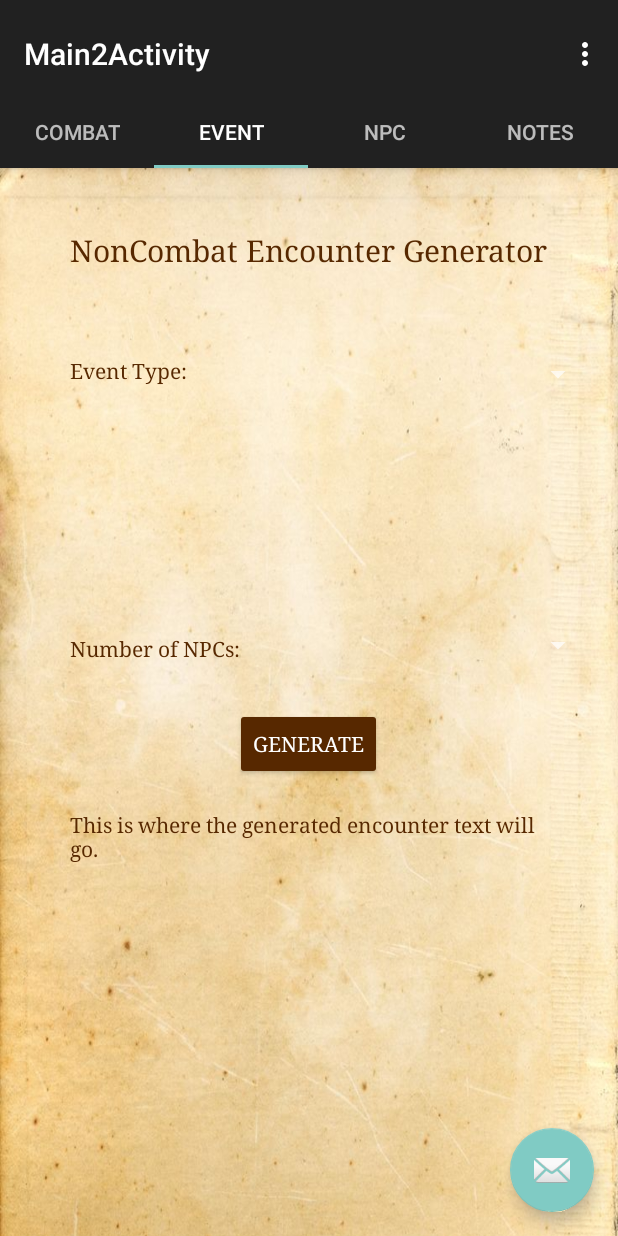
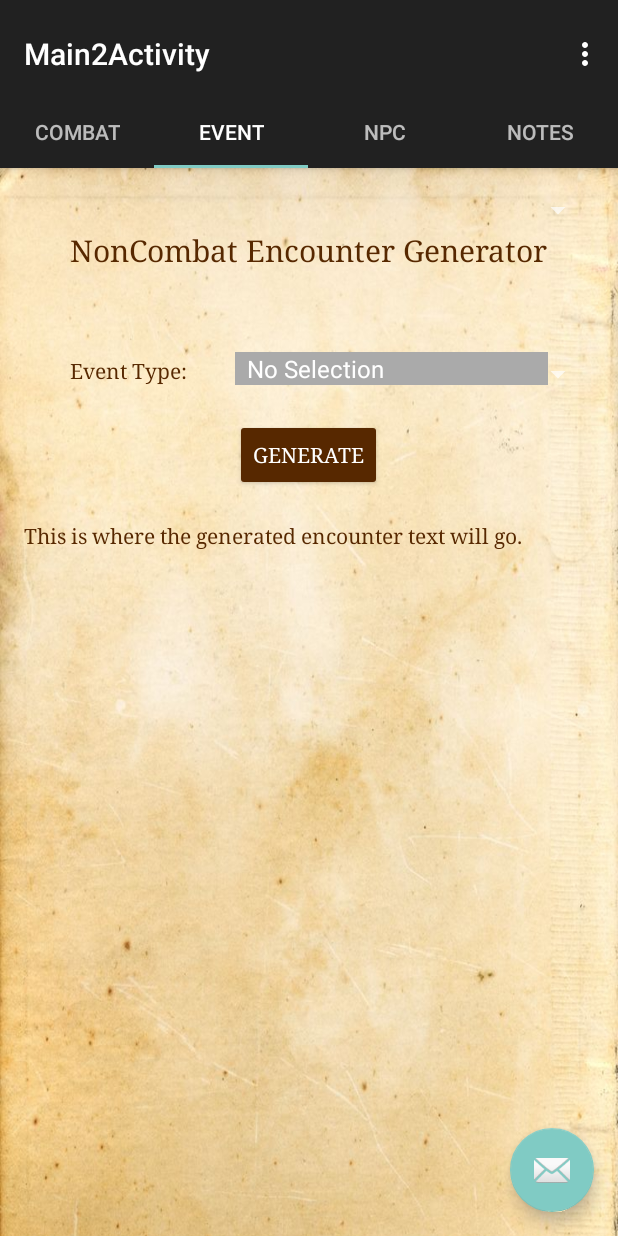
Before and after one commit to dangryan/The-Adventuring-Party-Planner, an Android app: the screen it shows after launch (Main2Activity), tab 2 chosen, on a phone screen of 412 x 824 dp. Run offline under Robolectric (Android 15) with nearby library versions, the phone set to English and light mode, and no system bars.

Commit message:
4/4/2017

```diff
--- a/TheAdventuringPartyPlanner/app/src/main/java/theadventuringparty/theadventuringpartyplanner/Tab1Combat.java
+++ b/TheAdventuringPartyPlanner/app/src/main/java/theadventuringparty/theadventuringpartyplanner/Tab1Combat.java
@@ -15,8 +15,6 @@ public class Tab1Combat extends Fragment{
     Spinner mEnemyTypeSpinner;
     Spinner mLootSpinner;
     Spinner mEnemyNumSpinner;
-
-
 
     @Override
     public View onCreateView(LayoutInflater inflater, ViewGroup container,
--- a/TheAdventuringPartyPlanner/app/src/main/java/theadventuringparty/theadventuringpartyplanner/Tab2Event.java
+++ b/TheAdventuringPartyPlanner/app/src/main/java/theadventuringparty/theadventuringpartyplanner/Tab2Event.java
@@ -1,22 +1,37 @@
 package theadventuringparty.theadventuringpartyplanner;
 
+import android.content.Intent;
 import android.os.Bundle;
 import android.support.v4.app.Fragment;
 import android.view.LayoutInflater;
 import android.view.View;
 import android.view.ViewGroup;
+import android.widget.Spinner;
 
 
-/**
- * Created by kennykha on 3/7/17.
- */
+public class Tab2Event extends Fragment{
+    Spinner mEventTypeSpinner;
 
-public class Tab2Event extends Fragment{
 
     @Override
     public View onCreateView(LayoutInflater inflater, ViewGroup container,
                              Bundle savedInstanceState) {
         View rootView = inflater.inflate(R.layout.noncombat_encounter_generator, container, false);
+
+        mEventTypeSpinner = (Spinner) rootView.findViewById(R.id.eventTypeSpinner);
+
+        rootView.findViewById(R.id.generateButton).setOnClickListener(new View.OnClickListener() {
+            @Override
+            public void onClick(View v) {
+                Intent intent = new Intent(getActivity(), combat_display.class);
+
+                String eventTypeChoice = mEventTypeSpinner.getSelectedItem().toString();
+
+                intent.putExtra("difficultyChoice", eventTypeChoice);
+                startActivity(intent);
+            }
+        });
+
         return rootView;
     }
 }
--- a/TheAdventuringPartyPlanner/app/src/main/java/theadventuringparty/theadventuringpartyplanner/combat_display.java
+++ b/TheAdventuringPartyPlanner/app/src/main/java/theadventuringparty/theadventuringpartyplanner/combat_display.java
@@ -6,6 +6,7 @@ import android.os.Bundle;
 import android.support.v7.app.AppCompatActivity;
 import android.view.View;
 import android.widget.TextView;
+import android.widget.Toast;
 
 import com.android.volley.Request;
 import com.android.volley.RequestQueue;
@@ -88,8 +89,10 @@ public class combat_display extends AppCompatActivity {
 
         lootUrl = "http://cgi.soic.indiana.edu/~team39/loot.php?rarity=" + monLoot;
 
+        Toast.makeText(this, "Loading please wait...", Toast.LENGTH_LONG).show();
         displayLootOutput(lootUrl);
     }
+
     // Initialize a new JsonArrayRequest instance
     public void displayOutput(String url){
         Context mContext = getApplicationContext();
--- a/TheAdventuringPartyPlanner/app/src/main/java/theadventuringparty/theadventuringpartyplanner/npc_generator.java
+++ b/TheAdventuringPartyPlanner/app/src/main/java/theadventuringparty/theadventuringpartyplanner/npc_generator.java
@@ -31,7 +31,7 @@ public class npc_generator extends AppCompatActivity {
     }
 
     public void onNpcGenerateClick(View v) {
-        Intent intent = new Intent(this, combat_display.class);
+        /*Intent intent = new Intent(this, combat_display.class);
 
         String NpcNumChoice = mNpcNumSpinner.getSelectedItem().toString();
         String RaceChoice = mRaceSpinner.getSelectedItem().toString();
@@ -49,6 +49,6 @@ public class npc_generator extends AppCompatActivity {
         intent.putExtra("AlignmentChoice", AlignmentChoice);
         intent.putExtra("OccupationChoice", OccupationChoice);
 
-        startActivity(intent);
+        startActivity(intent);*/
     }
 }
--- a/TheAdventuringPartyPlanner/app/src/main/res/layout/new_campaign.xml
+++ b/TheAdventuringPartyPlanner/app/src/main/res/layout/new_campaign.xml
@@ -97,7 +97,7 @@
             <TextView
                 android:text="This is where the motivation will go. Lorem ipsum dolor sit amet, consectetur adipiscing elit."
                 android:layout_width="wrap_content"
-                android:id="@+id/textView3"
+                android:id="@+id/nonCombatTextDisplay"
                 android:textColor="@color/colorPrimaryDark"
                 android:layout_height="wrap_content"
                 android:layout_marginTop="26dp"
@@ -122,7 +122,7 @@
                 android:layout_width="wrap_content"
                 android:layout_height="wrap_content"
                 android:id="@+id/textView6"
-                android:layout_below="@+id/textView3"
+                android:layout_below="@+id/nonCombatTextDisplay"
                 android:layout_alignParentLeft="true"
                 android:layout_alignParentStart="true"
                 android:layout_marginTop="22dp"
--- a/TheAdventuringPartyPlanner/app/src/main/res/layout/noncombat_encounter_generator.xml
+++ b/TheAdventuringPartyPlanner/app/src/main/res/layout/noncombat_encounter_generator.xml
@@ -42,48 +42,26 @@
         android:layout_width="match_parent"
         android:layout_height="wrap_content"
         android:id="@+id/num_of_npcs_dropdown"
+        android:textColor="@color/colorPrimaryDark"
         android:layout_alignBottom="@+id/textView2"
         android:layout_alignLeft="@+id/generateButton"
         android:layout_alignStart="@+id/generateButton"/>
 
-    <Button
-        android:text="Generate"
-        android:layout_width="wrap_content"
-        android:layout_height="wrap_content"
-        android:id="@+id/generateButton"
-        android:backgroundTint="@color/colorPrimaryDark"
-        android:textColor="@android:color/background_light"
-        android:layout_centerVertical="true"
-        android:layout_centerHorizontal="true"
-        android:fontFamily="serif"
-        android:onClick="onNonCombatGenerateClick"/>
-
-    <TextView
-        android:text="Number of NPCs:"
-        android:layout_width="wrap_content"
-        android:layout_height="wrap_content"
-        android:id="@+id/textView2"
-        android:textColor="@color/colorPrimaryDark"
-        android:layout_above="@+id/generateButton"
-        android:layout_alignLeft="@+id/textView"
-        android:layout_alignStart="@+id/textView"
-        android:layout_marginBottom="30dp"
-        android:fontFamily="serif"/>
-
 
     <TextView
         android:text="This is where the generated encounter text will go."
-        android:layout_width="wrap_content"
+        android:layout_width="match_parent"
         android:layout_below="@+id/generateButton"
         android:layout_alignLeft="@+id/textView2"
         android:layout_alignStart="@+id/textView2"
         android:layout_marginTop="20dp"
-        android:id="@+id/textView3"
+        android:id="@+id/nonCombatTextDisplay"
         android:layout_alignRight="@+id/pageTitle"
         android:layout_alignEnd="@+id/pageTitle"
         android:textColor="@color/colorPrimaryDark"
-        android:layout_height="150dp"
-        android:fontFamily="serif"/>
+        android:layout_height="match_parent"
+        android:fontFamily="serif"
+        android:layout_alignParentBottom="true"/>
 
     <Spinner
         android:layout_width="match_parent"
@@ -93,4 +71,28 @@
         android:layout_alignParentRight="true"
         android:layout_alignParentEnd="true"/>
 
+    <Spinner
+        android:layout_height="wrap_content"
+        android:id="@+id/eventTypeSpinner"
+        android:layout_alignBottom="@+id/textView"
+        android:layout_alignRight="@+id/pageTitle"
+        android:layout_alignEnd="@+id/pageTitle"
+        android:layout_alignLeft="@+id/num_of_npcs_dropdown"
+        android:layout_alignStart="@+id/num_of_npcs_dropdown"
+        android:layout_width="50dp"
+        android:entries="@array/nonCombatEventType"
+        android:background="@android:color/darker_gray"/>
+
+    <Button
+        android:text="Generate"
+        android:layout_width="wrap_content"
+        android:layout_height="wrap_content"
+        android:id="@+id/generateButton"
+        android:backgroundTint="@color/colorPrimaryDark"
+        android:textColor="@android:color/background_light"
+        android:fontFamily="serif"
+        android:layout_marginTop="18dp"
+        android:layout_below="@+id/event_dropdown"
+        android:layout_centerHorizontal="true"/>
+
 </RelativeLayout>
--- a/TheAdventuringPartyPlanner/app/src/main/res/layout/npc_generator.xml
+++ b/TheAdventuringPartyPlanner/app/src/main/res/layout/npc_generator.xml
@@ -159,7 +159,7 @@
                 android:layout_centerHorizontal="true"
                 android:layout_marginTop="65dp"
                 android:fontFamily="serif"
-                android:onClick="onNpcGenerateClick"/>
+                />
 
             <TextView
                 android:text="Occupation:"
--- a/TheAdventuringPartyPlanner/app/src/main/res/values/arrays.xml
+++ b/TheAdventuringPartyPlanner/app/src/main/res/values/arrays.xml
@@ -102,6 +102,16 @@
         <item>Artifact</item>
     </string-array>
 
+    <string-array name="nonCombatEventType">
+        <item>No Selection</item>
+        <item>Dungeon</item>
+        <item>Rumor</item>
+        <item>Stranger</item>
+        <item>Villain</item>
+        <item>Village Task</item>
+        <item>Quest</item>
+    </string-array>
+
     <string-array name="monsterNumArray">
         <item>No Selection</item>
         <item>1</item>
```
Also changed, not shown: TheAdventuringPartyPlanner/app/src/main/res/layout/combat_display.xml (+13 -3 lines).
